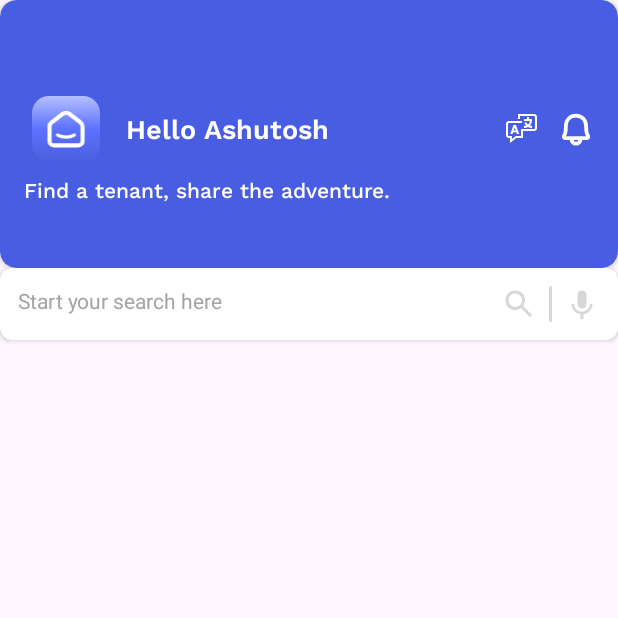
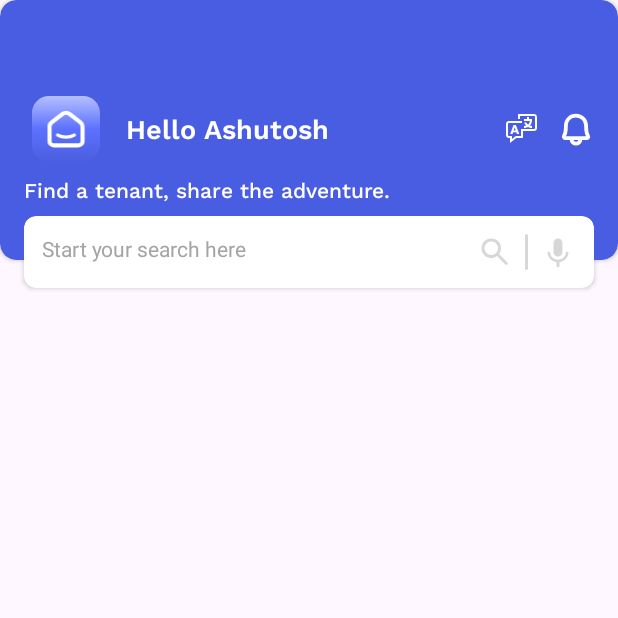
Before and after one commit to 1405yuga/UI-Respository, an Android app: the fragment HomeFragment shown on its own in the app's theme, on a phone screen of 412 x 824 dp, the top half of it. Run offline under Robolectric (Android 15) with nearby library versions, the phone set to English and light mode, and no system bars.

Commit message:
arranged views

```diff
--- a/HomeHiveClone/app/src/main/res/layout/fragment_home.xml
+++ b/HomeHiveClone/app/src/main/res/layout/fragment_home.xml
@@ -1,26 +1,31 @@
 <?xml version="1.0" encoding="utf-8"?>
-<LinearLayout xmlns:android="http://schemas.android.com/apk/res/android"
+<androidx.coordinatorlayout.widget.CoordinatorLayout xmlns:android="http://schemas.android.com/apk/res/android"
     xmlns:tools="http://schemas.android.com/tools"
     android:layout_width="match_parent"
     android:layout_height="match_parent"
     xmlns:app="http://schemas.android.com/apk/res-auto"
-    tools:context=".HomeFragment"
-    android:orientation="vertical">
+    tools:context=".HomeFragment">
+
     <androidx.cardview.widget.CardView
+        android:id="@+id/topCardView"
         android:layout_width="match_parent"
-        android:layout_height="wrap_content"
+        android:layout_height="173dp"
         app:cardCornerRadius="@dimen/gradient_rect_radius"
         android:backgroundTint="@color/home_bg_blue">
-        <LinearLayout
+        <androidx.constraintlayout.widget.ConstraintLayout
             android:layout_width="match_parent"
             android:layout_height="wrap_content"
             android:orientation="vertical"
             android:layout_marginHorizontal="@dimen/gradient_margin_horizontal">
             <androidx.appcompat.widget.LinearLayoutCompat
+                android:id="@+id/titleLayout"
                 android:layout_width="match_parent"
                 android:layout_height="wrap_content"
                 android:orientation="horizontal"
-                android:layout_marginTop="@dimen/gradient_margin_top">
+                android:layout_marginTop="@dimen/gradient_margin_top"
+                app:layout_constraintStart_toStartOf="parent"
+                app:layout_constraintEnd_toEndOf="parent"
+                app:layout_constraintTop_toTopOf="parent">
                 <ImageView
                     android:layout_width="45dp"
                     android:layout_height="44dp"
@@ -55,6 +60,7 @@
             </androidx.appcompat.widget.LinearLayoutCompat>
 
             <TextView
+                android:id="@+id/subTitle"
                 android:layout_width="wrap_content"
                 android:layout_height="wrap_content"
                 android:layout_marginTop="@dimen/graditent_subtitle_margin_top"
@@ -62,13 +68,19 @@
                 android:fontFamily="@font/work_sans_medium"
                 android:text="@string/find_a_tenant_share_the_adventure"
                 android:textColor="@color/white"
-                android:textSize="14sp" />
-        </LinearLayout>
+                android:textSize="14sp"
+                app:layout_constraintStart_toStartOf="parent"
+                app:layout_constraintTop_toBottomOf="@id/titleLayout"/>
+
+        </androidx.constraintlayout.widget.ConstraintLayout>
     </androidx.cardview.widget.CardView>
+
     <androidx.cardview.widget.CardView
         android:layout_width="match_parent"
         android:layout_height="wrap_content"
-        app:cardCornerRadius="@dimen/search_card_radius">
+        app:cardCornerRadius="@dimen/search_card_radius"
+        android:layout_marginHorizontal="@dimen/gradient_margin_horizontal"
+        android:layout_marginTop="144dp">
         <LinearLayout
             android:layout_width="match_parent"
             android:layout_height="wrap_content"
@@ -95,4 +107,4 @@
                 android:src="@drawable/ic_baseline_keyboard_voice"/>
         </LinearLayout>
     </androidx.cardview.widget.CardView>
-</LinearLayout>
+</androidx.coordinatorlayout.widget.CoordinatorLayout>
```
Lines whose indentation alone changed are shown as unchanged.
